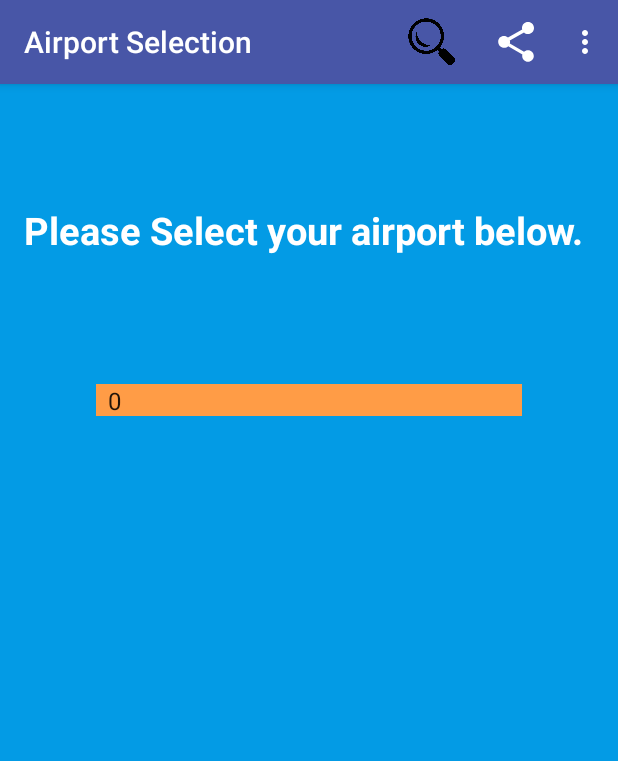
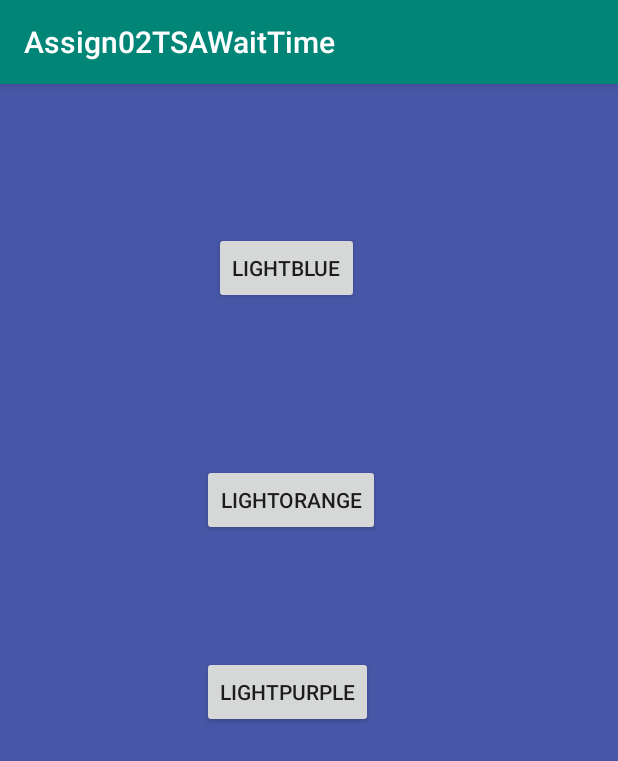
Before and after one commit to amartin12/Android-Assign2-AirportApp, an Android app: the MainActivity screen opened directly, with no data from a screen before it, in the options menu, after a tap on "Settings", on a phone screen of 412 x 824 dp. Shown: the top 761 px of the screen. Run offline under Robolectric (Android 15) with nearby library versions, the phone set to English and light mode, and no system bars.

Commit message:
Help and Settings

```diff
--- /dev/null
+++ b/app/src/main/java/edu/quinnipiac/ser210/assign02tsawaittime/ChangeBackground.java
@@ -0,0 +1,31 @@
+package edu.quinnipiac.ser210.assign02tsawaittime;
+
+import androidx.appcompat.app.AppCompatActivity;
+
+import android.os.Bundle;
+import android.view.View;
+
+public class ChangeBackground extends AppCompatActivity {
+
+    View view;
+
+    @Override
+    protected void onCreate(Bundle savedInstanceState) {
+        super.onCreate(savedInstanceState);
+        setContentView(R.layout.activity_change_background);
+
+        view = this.getWindow().getDecorView();
+        view.setBackgroundResource(R.color.background);
+
+    }
+
+    public void setLightBlue(View view){
+        view.setBackgroundResource(R.color.lightBlue);
+    }
+    public void setLightOrange(View view){
+        view.setBackgroundResource(R.color.lightOrange);
+    }
+    public void setLightPurple(View view){
+        view.setBackgroundResource(R.color.lightPurple);
+    }
+}
--- /dev/null
+++ b/app/src/main/java/edu/quinnipiac/ser210/assign02tsawaittime/Help.java
@@ -0,0 +1,16 @@
+package edu.quinnipiac.ser210.assign02tsawaittime;
+
+import androidx.appcompat.app.AppCompatActivity;
+
+import android.os.Bundle;
+
+
+
+public class Help extends AppCompatActivity {
+
+    @Override
+    protected void onCreate(Bundle savedInstanceState) {
+        super.onCreate(savedInstanceState);
+        setContentView(R.layout.activity_help);
+    }
+}
--- a/app/src/main/java/edu/quinnipiac/ser210/assign02tsawaittime/MainActivity.java
+++ b/app/src/main/java/edu/quinnipiac/ser210/assign02tsawaittime/MainActivity.java
@@ -129,12 +129,23 @@ public class MainActivity extends AppCompatActivity {
         getMenuInflater().inflate(R.menu.menu_main, menu);
         MenuItem shareItem = menu.findItem(R.id.action_share);
         provider = (ShareActionProvider) MenuItemCompat.getActionProvider(shareItem);
+        setShareActionIntent("Look how much longer I have to wait!");
+
+        MenuItem helpItem = menu.findItem(R.id.help);
+        provider = (ShareActionProvider) MenuItemCompat.getActionProvider(shareItem);
         if (provider == null)
 
             //DEBUG
             Log.d("DEBUG: MainActivity", "noshare provider");
 
         return true;
+}
+
+    private void setShareActionIntent(String text) {
+        Intent intent = new Intent(Intent.ACTION_SEND);
+        intent.setType("text/plain");
+        intent.putExtra(Intent.EXTRA_TEXT, text);
+        provider.setShareIntent(intent);
     }
 
     @Override
@@ -144,20 +155,32 @@ public class MainActivity extends AppCompatActivity {
         // as you specify a parent activity in AndroidManifest.xml.
         int id = item.getItemId();
         //noinspection SimplifiableIfStatement
-        if (id == R.id.action_settings) {
+        if (id == R.id.setting) {  //id == R.id.action_settings
+            Intent intent = new Intent(MainActivity.this, ChangeBackground.class);
+            startActivity(intent);
             return true;
         }
-        if (id == R.id.action_share) {
-            Intent intent = new Intent(Intent.ACTION_SEND);
-            intent.setType("text/plain");
-            intent.putExtra(Intent.EXTRA_TEXT, "Hi there");
-            if (provider != null) {
-                provider.setShareIntent(intent);
-            } else
-                Toast.makeText(this, "no provider", Toast.LENGTH_LONG).show();
-            return true;
+//        if (id == R.id.action_share) {
+//            Intent intent = new Intent(Intent.ACTION_SEND);
+//            intent.setType("text/plain");
+//            intent.putExtra(Intent.EXTRA_TEXT, "Hi there");
+//            if (provider != null) {
+//                provider.setShareIntent(intent);
+//            } else
+//                Toast.makeText(this, "no provider", Toast.LENGTH_LONG).show();
+//            return true;
+//        }
+       // return false;
+
+        switch (item.getItemId()) {
+            case R.id.help:
+                Intent intent = new Intent(this, Help.class);
+                startActivity(intent);
+                return true;
+            default:
+                return super.onOptionsItemSelected(item);
         }
-        return false;
+
     }
 
     //ASYNC SUBCLASS: Private class to do background work on the app fetching the data from the api to display
--- /dev/null
+++ b/app/src/main/res/layout/activity_change_background.xml
@@ -0,0 +1,48 @@
+<?xml version="1.0" encoding="utf-8"?>
+<androidx.constraintlayout.widget.ConstraintLayout xmlns:android="http://schemas.android.com/apk/res/android"
+    xmlns:app="http://schemas.android.com/apk/res-auto"
+    xmlns:tools="http://schemas.android.com/tools"
+    android:layout_width="match_parent"
+    android:layout_height="match_parent"
+    tools:context=".ChangeBackground">
+
+    <Button
+        android:id="@+id/LightPurple"
+        android:layout_width="wrap_content"
+        android:layout_height="wrap_content"
+        android:text="@string/lightpurple"
+        app:layout_constraintBottom_toBottomOf="parent"
+        app:layout_constraintEnd_toEndOf="parent"
+        app:layout_constraintHorizontal_bias="0.452"
+        app:layout_constraintStart_toStartOf="parent"
+        app:layout_constraintTop_toTopOf="parent"
+        app:layout_constraintVertical_bias="0.53"
+        android:onClick="setLightPurple"/>
+
+    <Button
+        android:id="@+id/LightOrange"
+        android:layout_width="wrap_content"
+        android:layout_height="wrap_content"
+        android:text="@string/lightorange"
+        app:layout_constraintBottom_toBottomOf="parent"
+        app:layout_constraintEnd_toEndOf="parent"
+        app:layout_constraintHorizontal_bias="0.46"
+        app:layout_constraintStart_toStartOf="parent"
+        app:layout_constraintTop_toTopOf="parent"
+        app:layout_constraintVertical_bias="0.352"
+        android:onClick="setLightOrange"/>
+
+    <Button
+        android:id="@+id/LightBlue"
+        android:layout_width="wrap_content"
+        android:layout_height="wrap_content"
+        android:text="@string/lightblue"
+        app:layout_constraintBottom_toBottomOf="parent"
+        app:layout_constraintEnd_toEndOf="parent"
+        app:layout_constraintHorizontal_bias="0.452"
+        app:layout_constraintStart_toStartOf="parent"
+        app:layout_constraintTop_toTopOf="parent"
+        app:layout_constraintVertical_bias="0.137"
+        android:onClick="setLightBlue"/>
+
+</androidx.constraintlayout.widget.ConstraintLayout>
--- a/app/src/main/res/layout/content_details_.xml
+++ b/app/src/main/res/layout/content_details_.xml
@@ -18,9 +18,8 @@
         android:textSize="24sp"
         app:layout_constraintBottom_toBottomOf="parent"
         app:layout_constraintEnd_toEndOf="parent"
-        app:layout_constraintHorizontal_bias="0.32"
         app:layout_constraintStart_toStartOf="parent"
         app:layout_constraintTop_toTopOf="parent"
-        app:layout_constraintVertical_bias="0.228" />
+        app:layout_constraintVertical_bias="0.262" />
 
 </androidx.constraintlayout.widget.ConstraintLayout>
--- a/app/src/main/res/menu/menu_main.xml
+++ b/app/src/main/res/menu/menu_main.xml
@@ -2,12 +2,29 @@
     xmlns:app="http://schemas.android.com/apk/res-auto"
     xmlns:tools="http://schemas.android.com/tools"
     tools:context="edu.quinnipiac.ser210.assign02tsawaittime.MainActivity">
+<!--    <item-->
+<!--        android:id="@+id/action_settings"-->
+<!--        android:orderInCategory="100"-->
+<!--        android:title="@string/action_settings"-->
+<!--        app:showAsAction="never"-->
+<!--        app:actionProviderClass="androidx.appcompat.widget.ShareActionProvider">-->
+
+
     <item
-        android:id="@+id/action_settings"
-        android:orderInCategory="100"
-        android:title="@string/action_settings"
-        app:showAsAction="never"
-        app:actionProviderClass="androidx.appcompat.widget.ShareActionProvider" />
+        android:id="@+id/setting"
+        android:title="Settings"
+        app:showAsAction="never">
+
+        <menu>
+
+            <item
+                android:id="@+id/background"
+                android:title="Change Background Color" />
+
+
+        </menu>
+
+    </item>
 
     <item android:id="@+id/action_share"
         android:title="@string/action_share"
@@ -15,11 +32,10 @@
         app:showAsAction="ifRoom"
         app:actionProviderClass="androidx.appcompat.widget.ShareActionProvider"/>
 
-    <item android:id="@+id/action_search"
-        android:title="Search"
-        android:icon="@drawable/ic_search_action"
+    <item android:id="@+id/help"
+        android:title="@string/help"
+        android:icon="@drawable/help_button"
         app:showAsAction="ifRoom|collapseActionView">
-
     </item>
 
 
--- a/app/src/main/res/values/colors.xml
+++ b/app/src/main/res/values/colors.xml
@@ -3,4 +3,11 @@
     <color name="colorPrimary">#008577</color>
     <color name="colorPrimaryDark">#00574B</color>
     <color name="colorAccent">#D81B60</color>
+
+
+    <color name="background">#4856A7</color>
+    <color name="lightBlue">#66ccff</color>
+    <color name="lightOrange">#ffcc99</color>
+    <color name="lightPurple">#cc66ff</color>
+
 </resources>
--- a/app/src/main/res/values/strings.xml
+++ b/app/src/main/res/values/strings.xml
@@ -10,4 +10,10 @@
     <string name="waitTimeDetails">Wait Time Details</string>
     <string name="airportSelection">Airport Selection</string>
     <string name="action_share">Share</string>
+    <string name="help">Help</string>
+    <string name="lightpurple">LightPurple</string>
+    <string name="lightorange">LightOrange</string>
+    <string name="lightblue">LightBlue</string>
+    <string name="aboutAPI">"TSA Wait Times is an API created by account TSA WaitTimes. It's goal is to retrieve the estimated security wait times of all US Airports. In its current form the API includes 7 airports and only indicates if said airport offers pre-check."</string>
+    <string name="airportList">0: Aberdeen Regional \n1: Abilene Regional \n2: Adak Naval Air Station \n3: Rafael Hernandez \n4: San Luis Valley/Bergman Field \n5: Southwest Georgia Regional \n6: Albany County \n7: Albuquerque International Sunport</string>
 </resources>
```
Also changed, not shown: app/src/main/AndroidManifest.xml (+4 -3 lines), app/src/main/java/edu/quinnipiac/ser210/assign02tsawaittime/AirportHandler.java (+33 -19 lines), app/src/main/res/layout/activity_help.xml (added, +46 -0 lines), app/src/main/res/drawable-v24/help_button.png (added), app/src/main/res/drawable-v24/help_icon.jpg (added), app/src/main/res/drawable-v24/logo.jpeg (added).
